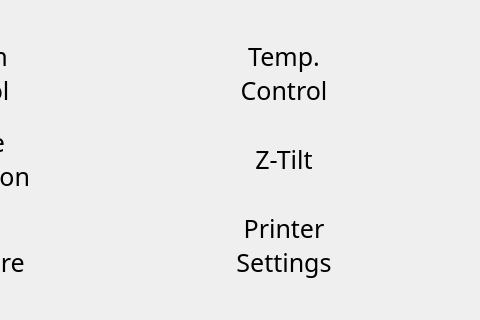
Before: the Qt Designer form BlocksScreen/lib/ui/controlStackedWidget.ui in BlocksTechnology/BlocksScreen, drawn with Qt 5; both pictures show x 230 to 710 and y 90 to 410 of the 710 by 410 pixel window.
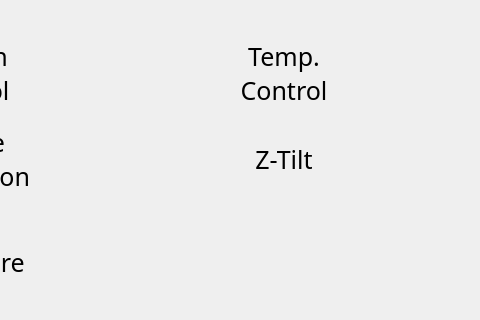
After: the same form once the commit is applied. The open tabs and pages were chosen to show the change. Custom widgets are drawn as their Qt base class.

Commit message: Add: hiddent some buttons

The edit to the form file:
```diff
--- a/BlocksScreen/lib/ui/controlStackedWidget.ui
+++ b/BlocksScreen/lib/ui/controlStackedWidget.ui
@@ -345,67 +345,6 @@
         </property>
        </widget>
       </item>
-      <item row="2" column="1">
-       <widget class="BlocksCustomButton" name="cp_printer_settings_btn">
-        <property name="sizePolicy">
-         <sizepolicy hsizetype="Minimum" vsizetype="Fixed">
-          <horstretch>0</horstretch>
-          <verstretch>0</verstretch>
-         </sizepolicy>
-        </property>
-        <property name="minimumSize">
-         <size>
-          <width>10</width>
-          <height>80</height>
-         </size>
-        </property>
-        <property name="maximumSize">
-         <size>
-          <width>250</width>
-          <height>80</height>
-         </size>
-        </property>
-        <property name="font">
-         <font>
-          <family>Momcake</family>
-          <pointsize>19</pointsize>
-          <italic>false</italic>
-          <stylestrategy>PreferAntialias</stylestrategy>
-         </font>
-        </property>
-        <property name="mouseTracking">
-         <bool>false</bool>
-        </property>
-        <property name="tabletTracking">
-         <bool>true</bool>
-        </property>
-        <property name="contextMenuPolicy">
-         <enum>Qt::NoContextMenu</enum>
-        </property>
-        <property name="layoutDirection">
-         <enum>Qt::LeftToRight</enum>
-        </property>
-        <property name="styleSheet">
-         <string notr="true"/>
-        </property>
-        <property name="text">
-         <string>Printer
-Settings</string>
-        </property>
-        <property name="autoDefault">
-         <bool>false</bool>
-        </property>
-        <property name="flat">
-         <bool>true</bool>
-        </property>
-        <property name="class" stdset="0">
-         <string>menu_btn</string>
-        </property>
-        <property name="icon_pixmap" stdset="0">
-         <pixmap resource="resources/icon_resources.qrc">:/ui/media/btn_icons/printer_settings.svg</pixmap>
-        </property>
-       </widget>
-      </item>
       <item row="2" column="0">
        <widget class="BlocksCustomButton" name="cp_switch_print_core_btn">
         <property name="sizePolicy">
@@ -467,6 +406,28 @@
         </property>
        </widget>
       </item>
+      <item row="2" column="1">
+       <widget class="QWidget" name="blank_2" native="true">
+        <property name="sizePolicy">
+         <sizepolicy hsizetype="Minimum" vsizetype="Fixed">
+          <horstretch>0</horstretch>
+          <verstretch>0</verstretch>
+         </sizepolicy>
+        </property>
+        <property name="minimumSize">
+         <size>
+          <width>10</width>
+          <height>80</height>
+         </size>
+        </property>
+        <property name="maximumSize">
+         <size>
+          <width>250</width>
+          <height>80</height>
+         </size>
+        </property>
+       </widget>
+      </item>
      </layout>
     </item>
    </layout>
```
Left out of the diff: 4 changed lines with no effect on the pictures. The commit also changes 2 other files.
